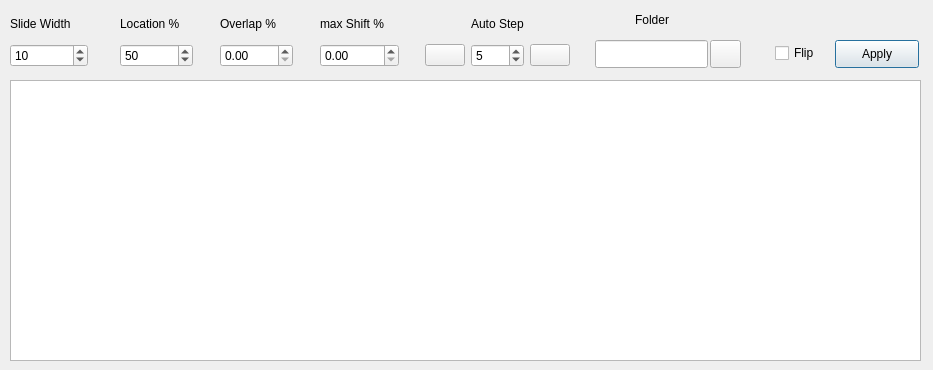
Before: the Qt Designer form formbuildslidehypecubepreview.ui in JairoSalazarV/QtHypCam, drawn with Qt 5.
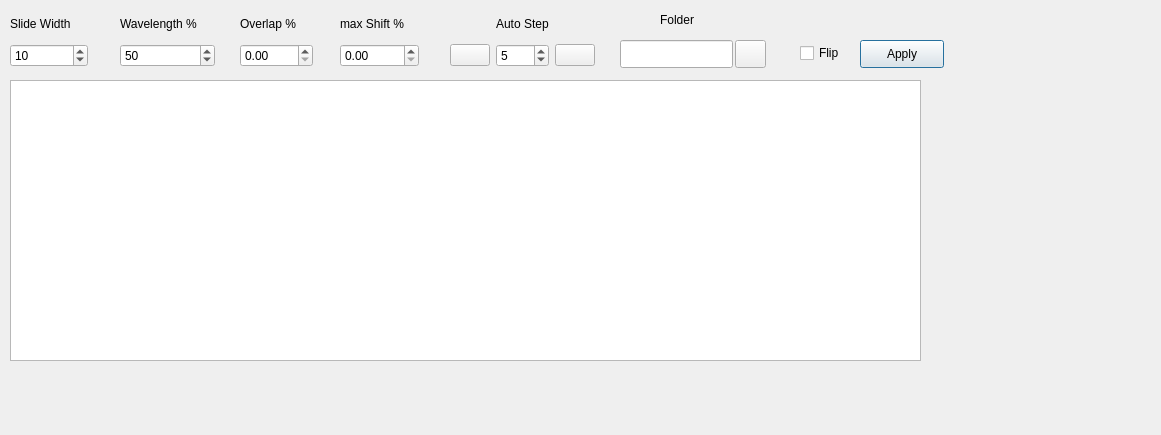
After: the same form once the commit is applied. Icons and pictures are not drawn.

Diff of the .ui file:
```diff
--- a/formbuildslidehypecubepreview.ui
+++ b/formbuildslidehypecubepreview.ui
@@ -6,8 +6,8 @@
    <rect>
     <x>0</x>
     <y>0</y>
-    <width>933</width>
-    <height>370</height>
+    <width>1161</width>
+    <height>435</height>
    </rect>
   </property>
   <property name="windowTitle">
@@ -26,7 +26,7 @@
   <widget class="QPushButton" name="pbApply">
    <property name="geometry">
     <rect>
-     <x>835</x>
+     <x>860</x>
      <y>40</y>
      <width>84</width>
      <height>28</height>
@@ -41,7 +41,7 @@
     <rect>
      <x>120</x>
      <y>10</y>
-     <width>73</width>
+     <width>95</width>
      <height>57</height>
     </rect>
    </property>
@@ -49,7 +49,7 @@
     <item row="0" column="0">
      <widget class="QLabel" name="label_3">
       <property name="text">
-       <string>Location %</string>
+       <string>Wavelength %</string>
       </property>
      </widget>
     </item>
@@ -71,7 +71,7 @@
   <widget class="QWidget" name="layoutWidget_2">
    <property name="geometry">
     <rect>
-     <x>425</x>
+     <x>450</x>
      <y>10</y>
      <width>145</width>
      <height>57</height>
@@ -157,7 +157,7 @@
   <widget class="QLineEdit" name="txtFolder">
    <property name="geometry">
     <rect>
-     <x>595</x>
+     <x>620</x>
      <y>40</y>
      <width>113</width>
      <height>28</height>
@@ -167,7 +167,7 @@
   <widget class="QLabel" name="label_4">
    <property name="geometry">
     <rect>
-     <x>635</x>
+     <x>660</x>
      <y>10</y>
      <width>75</width>
      <height>20</height>
@@ -180,7 +180,7 @@
   <widget class="QPushButton" name="pbFolder">
    <property name="geometry">
     <rect>
-     <x>710</x>
+     <x>735</x>
      <y>40</y>
      <width>31</width>
      <height>28</height>
@@ -197,7 +197,7 @@
   <widget class="QCheckBox" name="cbFlip">
    <property name="geometry">
     <rect>
-     <x>775</x>
+     <x>800</x>
      <y>40</y>
      <width>51</width>
      <height>26</height>
@@ -210,7 +210,7 @@
   <widget class="QWidget" name="layoutWidget_4">
    <property name="geometry">
     <rect>
-     <x>220</x>
+     <x>240</x>
      <y>10</y>
      <width>73</width>
      <height>57</height>
@@ -239,7 +239,7 @@
   <widget class="QWidget" name="layoutWidget_5">
    <property name="geometry">
     <rect>
-     <x>320</x>
+     <x>340</x>
      <y>10</y>
      <width>79</width>
      <height>57</height>
```
